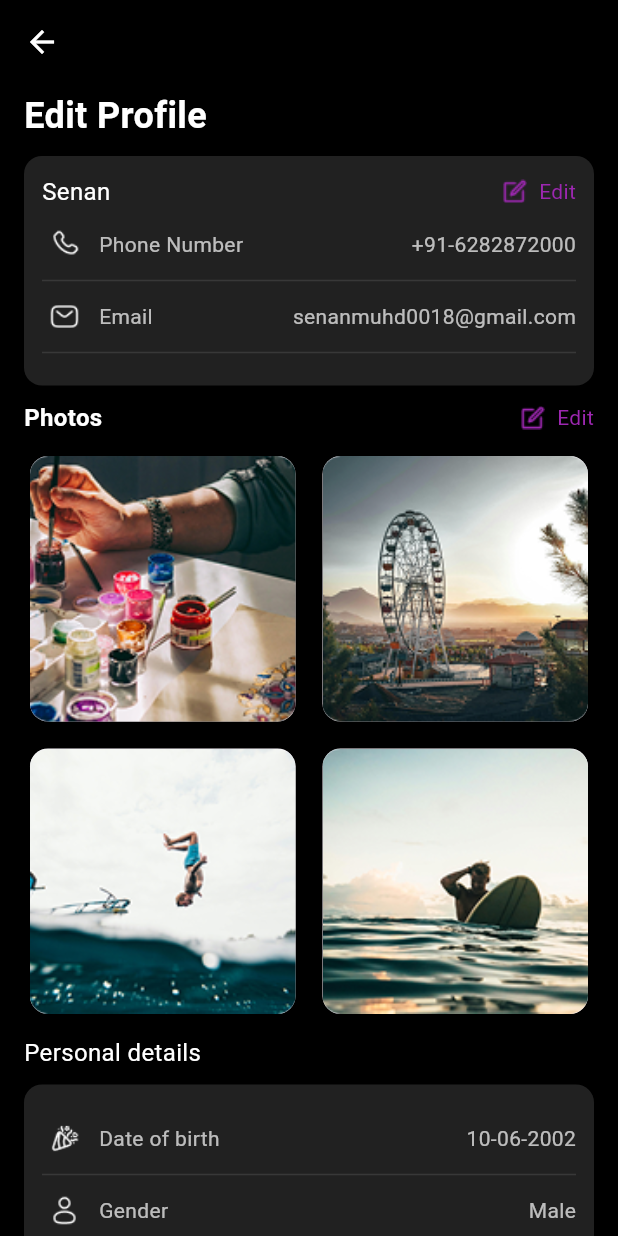
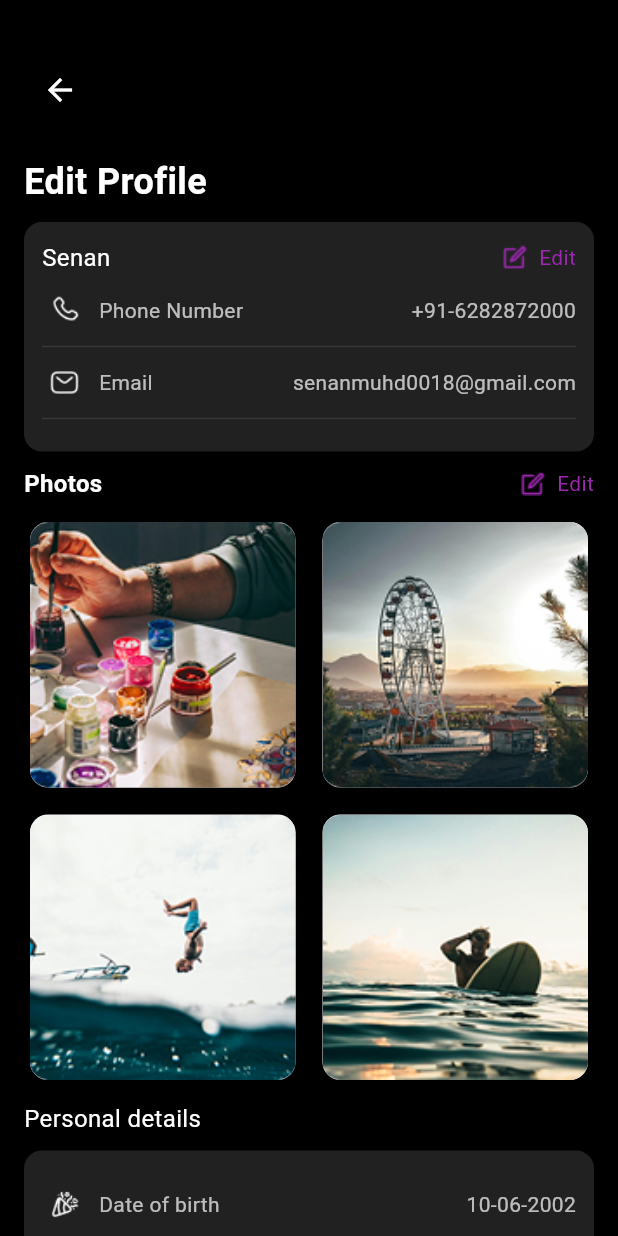
Before and after one commit to mamta2345/Profile_Pages, a Flutter app: the EditProfilePage screen opened directly, on a phone screen of 412 x 824 dp. Run offline on Flutter 3.47's test engine with Material 3 defaults, Android fonts, the light colour scheme and no system bars; our stand-ins replace get, google_fonts.

Commit message:
Update code

```diff
--- a/lib/Home_Pages/edit_profile_page.dart
+++ b/lib/Home_Pages/edit_profile_page.dart
@@ -16,7 +16,11 @@ class EditProfilePage extends StatelessWidget {
         child: Column(
           crossAxisAlignment: CrossAxisAlignment.start,
           children: [
-            Icon(Icons.arrow_back, size: 24, color: Colors.white),
+            SizedBox(height: 20),
+            IconButton(
+              onPressed: () => Get.back(),
+              icon: Icon(Icons.arrow_back, size: 24, color: Colors.white),
+            ),
             SizedBox(height: 20),
             Text(
               "Edit Profile",
@@ -155,7 +159,7 @@ class EditProfilePage extends StatelessWidget {
                   Divider(color: Colors.white10, height: 20),
 
                   infoRow(
-                    'assets/icons/icon.png',
+                    'assets/icons/twitter.png',
                     "x(Twitter)",
                     controller.gender.value,
                   ),
```
Also changed, not shown: lib/Home_Pages/login_page.dart (added, +10 -0 lines), lib/Home_Pages/profile_page.dart (+5 -2 lines), assets/icons/twitter.png (added).
